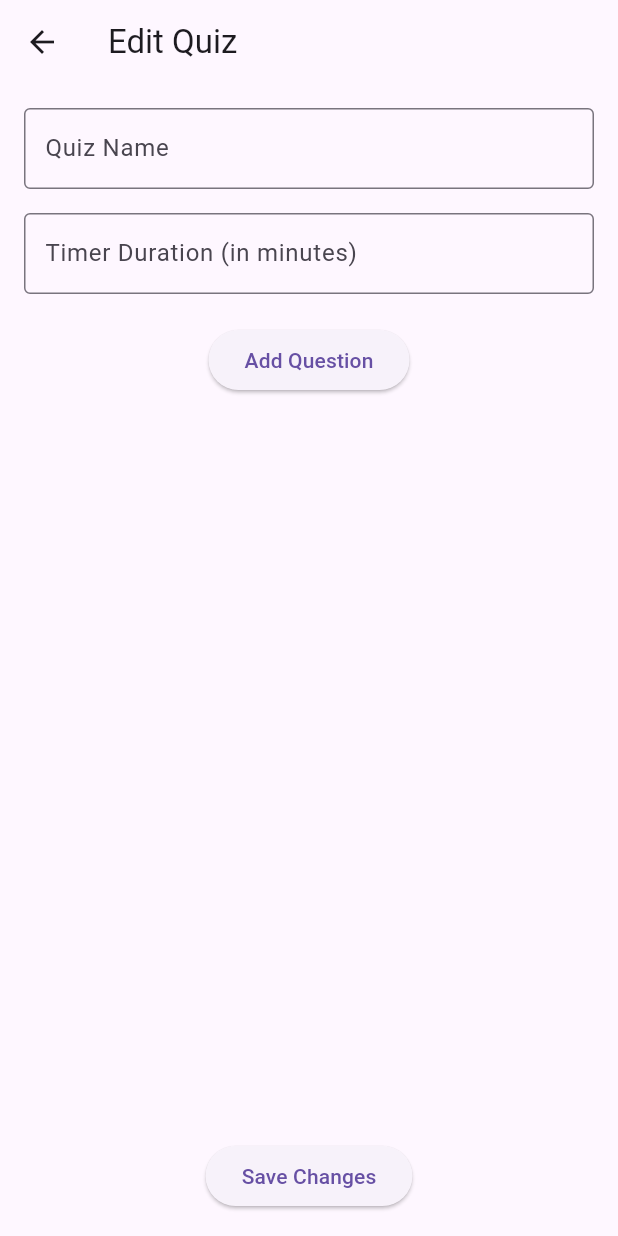
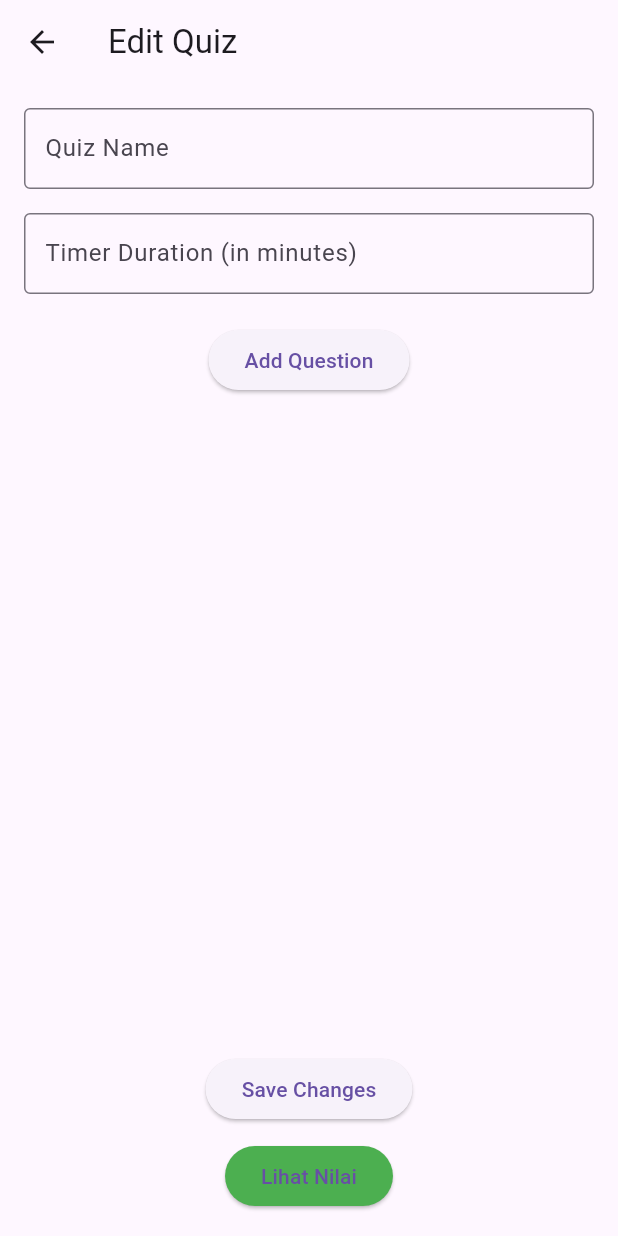
Before and after one commit to wisecrack7/Project_PPB, a Flutter app: the EditQuizPage screen opened directly with empty values, on a phone screen of 412 x 824 dp. Run offline on Flutter 3.47's test engine with Material 3 defaults, Android fonts, the phone set to English and light mode, and no system bars; our stand-ins replace cloud_firestore, firebase_auth, firebase_core; accounts and stored records are empty.

Commit message:
create a navigator to score_view.dart to display all scores

```diff
--- a/lib/Quiz/edit_quiz.dart
+++ b/lib/Quiz/edit_quiz.dart
@@ -1,5 +1,6 @@
 import 'package:flutter/material.dart';
 import 'package:cloud_firestore/cloud_firestore.dart';
+import 'package:project/Home Page/score_view.dart';
 
 class EditQuizPage extends StatefulWidget {
   final String quizId;
@@ -73,6 +74,14 @@ class _EditQuizPageState extends State<EditQuizPage> {
     });
   }
 
+  void _viewScores() {
+    Navigator.of(context).push(
+      MaterialPageRoute(
+        builder: (context) => ScoreViewPage(quizId: widget.quizId),
+      ),
+    );
+  }
+
   @override
   Widget build(BuildContext context) {
     return Scaffold(
@@ -125,6 +134,14 @@ class _EditQuizPageState extends State<EditQuizPage> {
             ElevatedButton(
               onPressed: _saveQuiz,
               child: const Text('Save Changes'),
+            ),
+            const SizedBox(height: 10),
+            ElevatedButton(
+              onPressed: _viewScores,
+              style: ElevatedButton.styleFrom(
+                backgroundColor: Colors.green,
+              ),
+              child: const Text('Lihat Nilai'),
             ),
           ],
         ),
```
